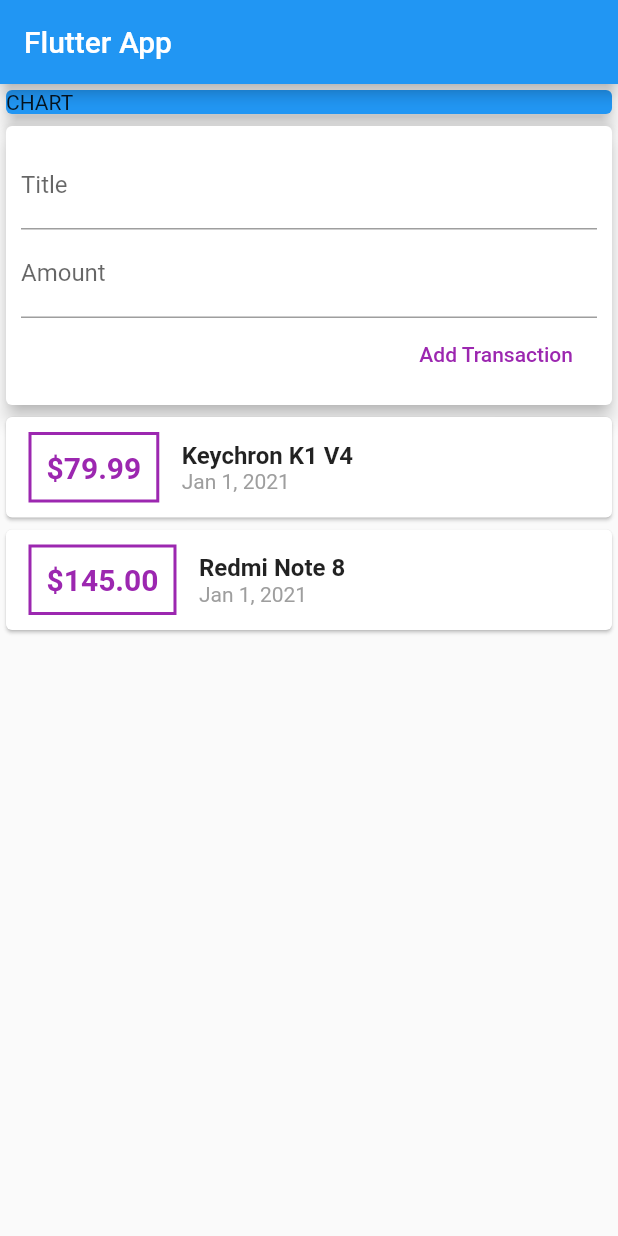
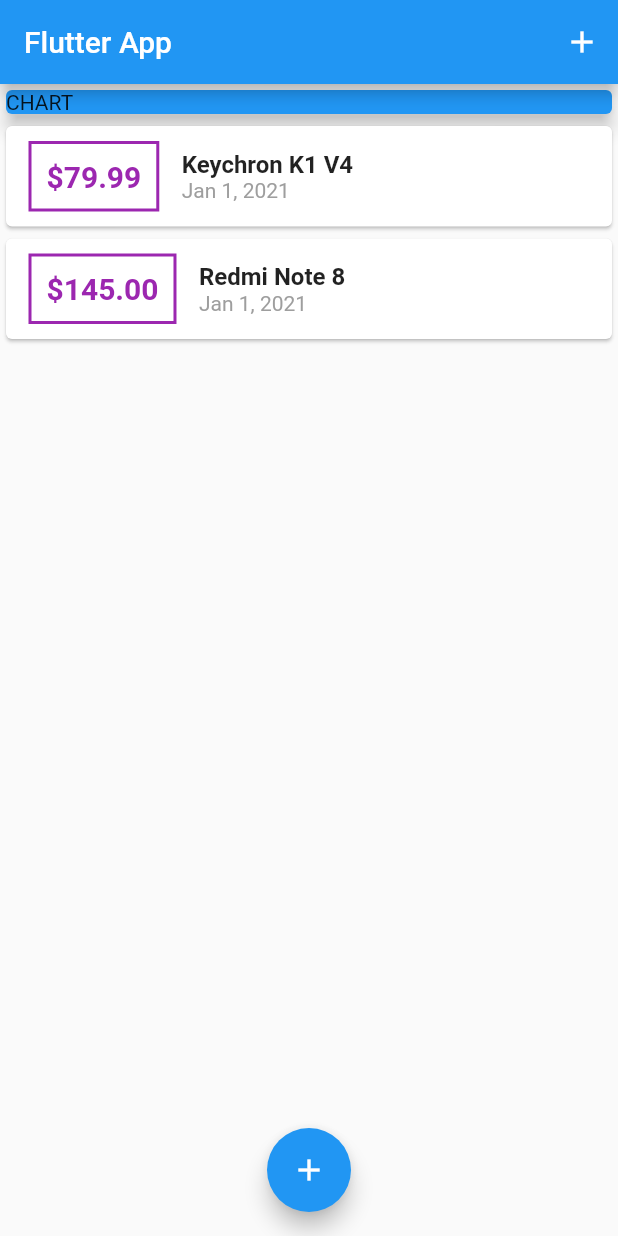
Before and after one commit to doraemonpup/flutter_expense, a Flutter app: the screen it shows after launch, on a phone screen of 412 x 824 dp. Run offline on Flutter 3.47's test engine with Material 2 defaults, Android fonts, the phone set to English and light mode, and no system bars.

Commit message:
added FloatingActionButton + added ModalBottomSheet

```diff
--- a/lib/main.dart
+++ b/lib/main.dart
@@ -1,6 +1,7 @@
-import 'package:flutter/cupertino.dart';
 import 'package:flutter/material.dart';
-import './widgets/user_transactions.dart';
+import './widgets/new_transaction.dart';
+import './widgets/transaction_list.dart';
+import './models/transaction.dart';
 
 void main() => runApp(MyApp());
 
@@ -14,12 +15,64 @@ class MyApp extends StatelessWidget {
   }
 }
 
-class MyHomePage extends StatelessWidget {
+class MyHomePage extends StatefulWidget {
+  @override
+  _MyHomePageState createState() => _MyHomePageState();
+}
+
+class _MyHomePageState extends State<MyHomePage> {
+  final List<Transaction> _userTransactions = [
+    Transaction(
+      id: 't1',
+      title: 'Keychron K1 V4',
+      amount: 79.99,
+      date: DateTime.now(),
+    ),
+    Transaction(
+      id: 't2',
+      title: 'Redmi Note 8',
+      amount: 145.00,
+      date: DateTime.now(),
+    ),
+  ];
+
+  void _addNewTransaction(String txTitle, double txAmount) {
+    final newTx = Transaction(
+      title: txTitle,
+      amount: txAmount,
+      date: DateTime.now(),
+      id: DateTime.now().toString(),
+    );
+
+    setState(() {
+      _userTransactions.add(newTx);
+    });
+  }
+
+  void _startAddNewTransaction(BuildContext ctx) {
+    showModalBottomSheet(
+      context: ctx,
+      builder: (_) {
+        return GestureDetector(
+          onTap: () {},
+          child: NewTransaction(_addNewTransaction),
+          behavior: HitTestBehavior.opaque,
+        );
+      },
+    );
+  }
+
   @override
   Widget build(BuildContext context) {
     return Scaffold(
       appBar: AppBar(
         title: Text('Flutter App'),
+        actions: <Widget>[
+          IconButton(
+            icon: Icon(Icons.add),
+            onPressed: () => _startAddNewTransaction(context),
+          ),
+        ],
       ),
       body: SingleChildScrollView(
         child: Column(
@@ -33,9 +86,14 @@ class MyHomePage extends StatelessWidget {
                 elevation: 5,
               ),
             ),
-            UserTransactions(),
+            TransactionList(_userTransactions)
           ],
         ),
+      ),
+      floatingActionButtonLocation: FloatingActionButtonLocation.centerFloat,
+      floatingActionButton: FloatingActionButton(
+        child: Icon(Icons.add),
+        onPressed: () => _startAddNewTransaction(context),
       ),
     );
   }
--- a/lib/widgets/user_transactions.dart
+++ /dev/null
@@ -1,49 +0,0 @@
-import 'package:flutter/material.dart';
-import '../models/transaction.dart';
-import './new_transaction.dart';
-import './transaction_list.dart';
-
-class UserTransactions extends StatefulWidget {
-  @override
-  _UserTransactionsState createState() => _UserTransactionsState();
-}
-
-class _UserTransactionsState extends State<UserTransactions> {
-  final List<Transaction> _userTransactions = [
-    Transaction(
-      id: 't1',
-      title: 'Keychron K1 V4',
-      amount: 79.99,
-      date: DateTime.now(),
-    ),
-    Transaction(
-      id: 't2',
-      title: 'Redmi Note 8',
-      amount: 145.00,
-      date: DateTime.now(),
-    ),
-  ];
-
-  void _addNewTransaction(String txTitle, double txAmount) {
-    final newTx = Transaction(
-      title: txTitle,
-      amount: txAmount,
-      date: DateTime.now(),
-      id: DateTime.now().toString(),
-    );
-
-    setState(() {
-      _userTransactions.add(newTx);
-    });
-  }
-
-  @override
-  Widget build(BuildContext context) {
-    return Column(
-      children: <Widget>[
-        NewTransaction(_addNewTransaction),
-        TransactionList(_userTransactions),
-      ],
-    );
-  }
-}
```
Also changed, not shown: lib/widgets/new_transaction.dart (+12 -4 lines).
